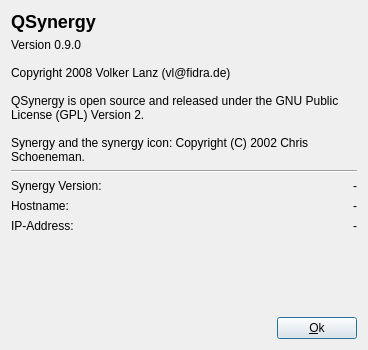
The window that trunk/gui/res/AboutDialogBase.ui (svn2github/synergy-plus) describes before a commit, drawn with Qt 5.
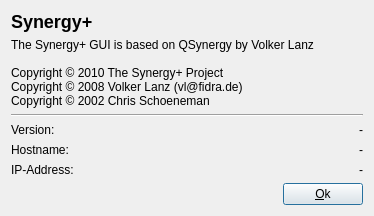
The same window after the commit.

Diff of the .ui file:
```diff
--- a/trunk/gui/res/AboutDialogBase.ui
+++ b/trunk/gui/res/AboutDialogBase.ui
@@ -4,18 +4,18 @@
   <property name="windowModality" >
    <enum>Qt::ApplicationModal</enum>
   </property>
-  <property name="geometry" >
+  <property name="geometry">
    <rect>
     <x>0</x>
     <y>0</y>
-    <width>368</width>
-    <height>350</height>
+    <width>374</width>
+    <height>212</height>
    </rect>
   </property>
-  <property name="minimumSize" >
+  <property name="minimumSize">
    <size>
-    <width>368</width>
-    <height>350</height>
+    <width>0</width>
+    <height>0</height>
    </size>
   </property>
   <property name="windowTitle" >
@@ -24,14 +24,14 @@
   <property name="modal" >
    <bool>true</bool>
   </property>
-  <layout class="QGridLayout" >
-   <item row="0" column="0" colspan="2" >
-    <widget class="QLabel" name="label_2" >
-     <property name="text" >
-      <string>&lt;html>&lt;head>&lt;meta name="qrichtext" content="1" />&lt;style type="text/css">
+  <layout class="QGridLayout">
+   <item row="0" column="0" colspan="2">
+    <widget class="QLabel" name="label_2">
+     <property name="text">
+      <string>&lt;html&gt;&lt;head&gt;&lt;meta name=&quot;qrichtext&quot; content=&quot;1&quot; /&gt;&lt;style type=&quot;text/css&quot;&gt;
 p, li { white-space: pre-wrap; }
-&lt;/style>&lt;/head>&lt;body style=" font-family:'Sans Serif'; font-size:9pt; font-weight:400; font-style:normal;">
-&lt;p style=" margin-top:16px; margin-bottom:12px; margin-left:0px; margin-right:0px; -qt-block-indent:0; text-indent:0px; font-size:x-large; font-weight:600;">&lt;span style=" font-size:x-large;">QSynergy&lt;/span>&lt;/p>&lt;/body>&lt;/html></string>
+&lt;/style&gt;&lt;/head&gt;&lt;body style=&quot; font-family:'Sans Serif'; font-size:9pt; font-weight:400; font-style:normal;&quot;&gt;
+&lt;p style=&quot; margin-top:16px; margin-bottom:12px; margin-left:0px; margin-right:0px; -qt-block-indent:0; text-indent:0px; font-size:x-large; font-weight:600;&quot;&gt;&lt;span style=&quot; font-size:x-large;&quot;&gt;Synergy+&lt;/span&gt;&lt;/p&gt;&lt;/body&gt;&lt;/html&gt;</string>
      </property>
      <property name="wordWrap" >
       <bool>true</bool>
@@ -44,16 +44,14 @@
      </property>
     </widget>
    </item>
-   <item row="1" column="0" colspan="2" >
-    <widget class="QLabel" name="label_3" >
-     <property name="text" >
-      <string>Version 0.9.0
+   <item row="1" column="0" rowspan="2" colspan="2">
+    <widget class="QLabel" name="label_3">
+     <property name="text">
+      <string>The Synergy+ GUI is based on QSynergy by Volker Lanz
 
-Copyright 2008 Volker Lanz (vl@fidra.de)
-
-QSynergy is open source and released under the GNU Public License (GPL) Version 2.
-
-Synergy and the synergy icon: Copyright (C) 2002 Chris Schoeneman.</string>
+Copyright © 2010 The Synergy+ Project
+Copyright © 2008 Volker Lanz (vl@fidra.de)
+Copyright © 2002 Chris Schoeneman</string>
      </property>
      <property name="wordWrap" >
       <bool>true</bool>
@@ -77,8 +75,8 @@
          <verstretch>0</verstretch>
         </sizepolicy>
        </property>
-       <property name="text" >
-        <string>Synergy Version:</string>
+       <property name="text">
+        <string>Version:</string>
        </property>
       </widget>
      </item>
```
Left out of the diff: 107 changed lines with no effect on the pictures.
